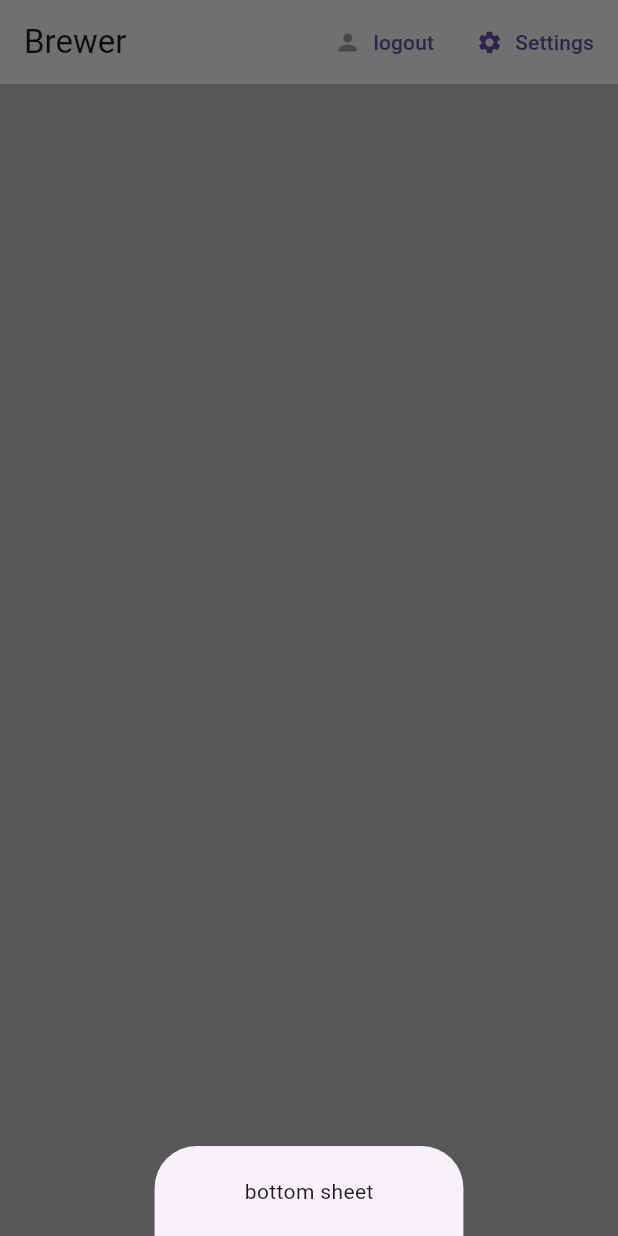
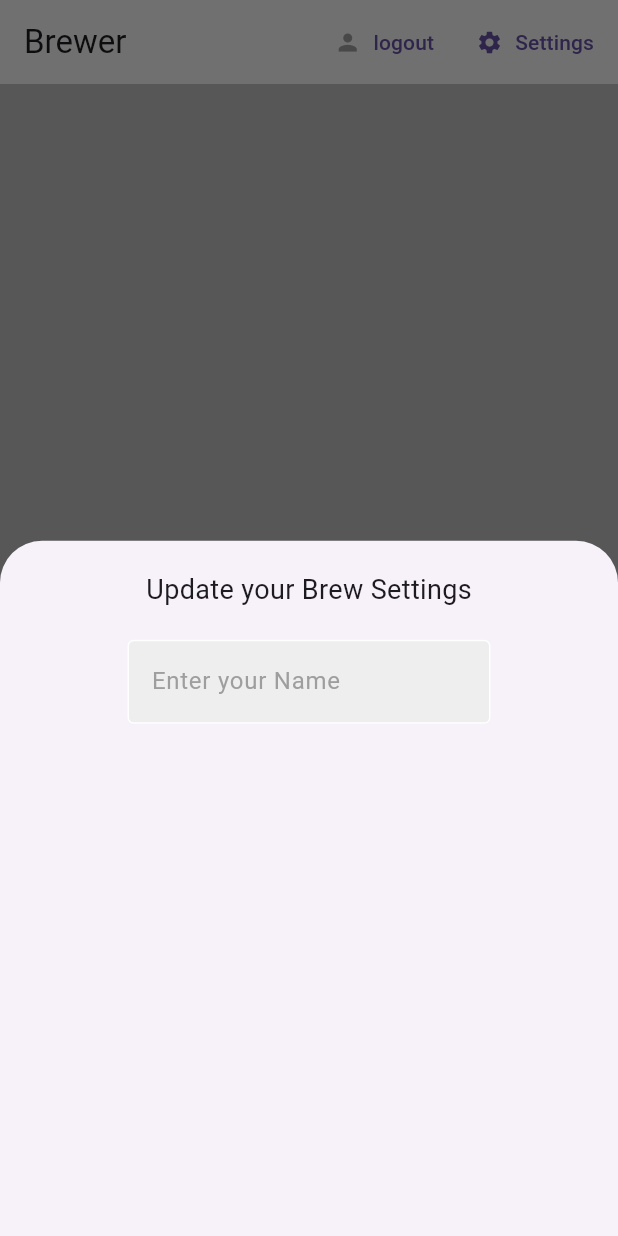
Before and after one commit to Nasiali-Eden/flutter_firebase, a Flutter app: the screen it shows once a user with an empty profile is signed in, after a tap on "Settings", on a phone screen of 412 x 824 dp. Run offline on Flutter 3.47's test engine with Material 3 defaults, Android fonts, the light colour scheme and no system bars; our stand-ins replace cloud_firestore, firebase_auth, firebase_core, flutter_spinkit; accounts and stored records are empty.

Commit message:
Settings

```diff
--- a/lib/screens/home/home.dart
+++ b/lib/screens/home/home.dart
@@ -1,6 +1,7 @@
 
 import 'package:flutter/material.dart';
 import 'package:flutter_firebase_app/models/brew.dart';
+import 'package:flutter_firebase_app/screens/home/settings_form.dart';
 import 'package:flutter_firebase_app/screens/services/auth.dart';
 import 'package:flutter_firebase_app/screens/services/database.dart';
 import 'package:provider/provider.dart';
@@ -20,7 +21,7 @@ class Home extends StatelessWidget {
       showModalBottomSheet(context: context, builder: (context){
           return Container(
             padding: EdgeInsets.symmetric(vertical: 20.0, horizontal: 60.0),
-            child: Text('bottom sheet'),
+            child: SettingsForm(),
           );
       });
     }
--- /dev/null
+++ b/lib/screens/home/settings_form.dart
@@ -0,0 +1,50 @@
+import 'package:flutter/material.dart';
+import 'package:flutter_firebase_app/components/textfield.dart';
+
+class SettingsForm extends StatefulWidget {
+  const SettingsForm({super.key});
+
+  @override
+  State<SettingsForm> createState() => _SettingsFormState();
+}
+
+class _SettingsFormState extends State<SettingsForm> {
+
+  final _formKey = GlobalKey<FormState>();
+  final List<String> sugars = ['0','1','2','3','4'];
+  final textController= TextEditingController();
+  final passwordController = TextEditingController();
+
+  late String _currentName;
+  late String _currentSugars;
+  late int _currentStrength;
+
+
+  @override
+  Widget build(BuildContext context) {
+    return  Form(
+      key: _formKey,
+      child: Column(
+        children: [
+          Text('Update your Brew Settings',
+          style: TextStyle(fontSize: 18.0),
+          ),
+          SizedBox(height: 20.0),
+          MyTextField(
+            validator: (val) => val!.isEmpty ? "Please Enter a Name" : null,
+            onChanged: (val) => setState(() {
+              _currentName = val;
+            }),
+            controller: textController,
+            hintText: 'Enter your Name',
+            obscureText: false,
+          ),
+
+          SizedBox(height: 20.0),
+
+
+        ],
+      ),
+    );
+  }
+}
```
Also changed, not shown: lib/Loading/constants.dart (added).
